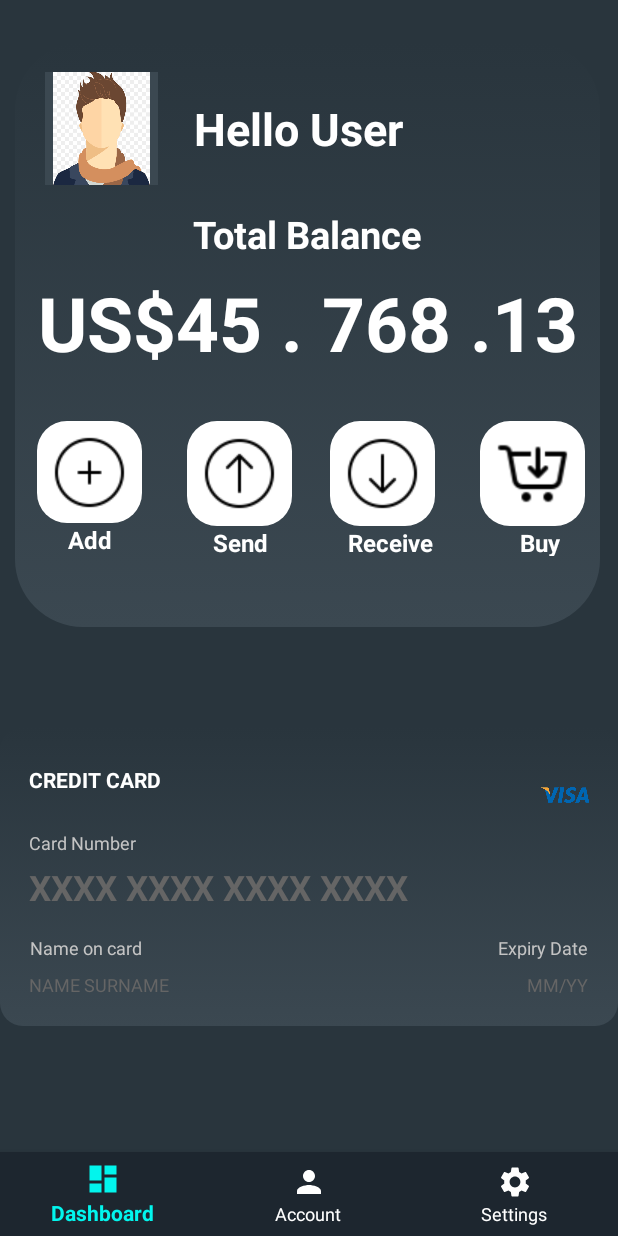
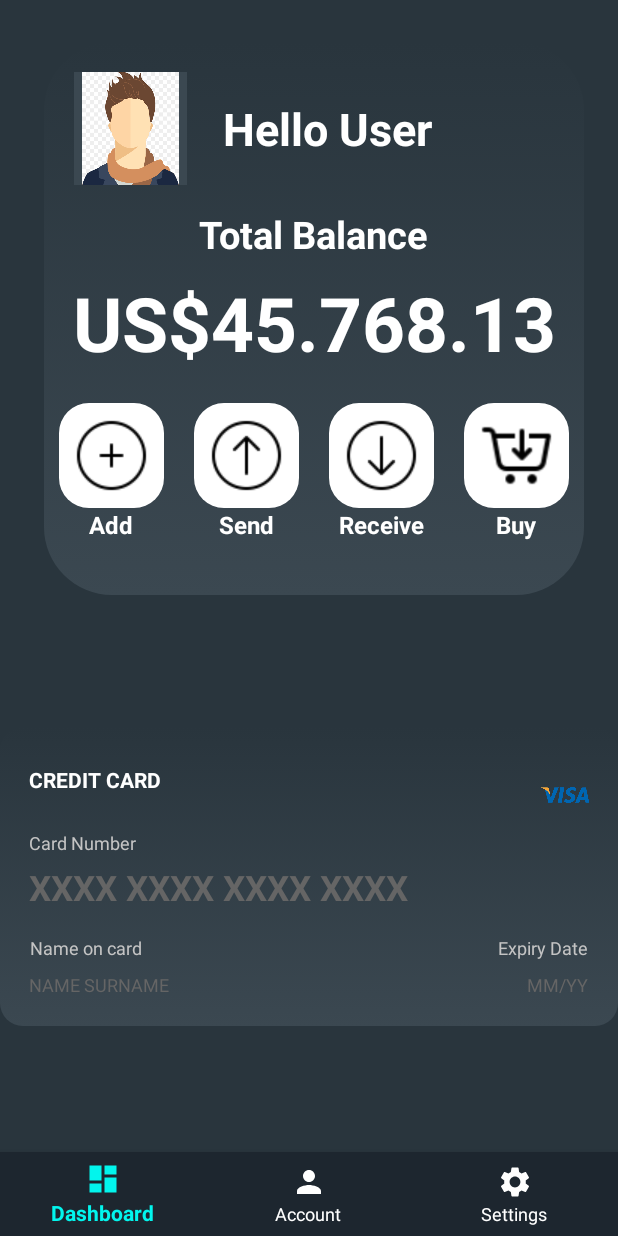
Before and after one commit to littleNightK/CoinView, an Android app: the layout after_login_fragment.xml on its own in the app's theme, with its tools: preview values and no code run, on a phone screen of 412 x 824 dp. Run offline under Robolectric (Android 15) with nearby library versions, the phone set to English and light mode, and no system bars.

Commit message:
minor layout changes

```diff
--- a/app/src/main/res/layout/after_login_fragment.xml
+++ b/app/src/main/res/layout/after_login_fragment.xml
@@ -27,8 +27,8 @@
             android:visibility="visible">
 
             <androidx.constraintlayout.widget.ConstraintLayout
-                android:layout_width="390dp"
-                android:layout_height="390dp">
+                android:layout_width="match_parent"
+                android:layout_height="match_parent">
 
                 <ImageView
 
@@ -81,7 +81,7 @@
                     android:layout_width="wrap_content"
                     android:layout_height="wrap_content"
                     android:layout_marginTop="8dp"
-                    android:text="US$45 . 768 .13"
+                    android:text="US$45.768.13"
                     android:textColor="@color/white"
                     android:textSize="50sp"
                     android:textStyle="bold"
@@ -104,8 +104,8 @@
                     app:layout_constraintTop_toBottomOf="@+id/textView14">
 
                     <LinearLayout
-                        android:layout_width="80dp"
-                        android:layout_height="90dp"
+                        android:layout_width="wrap_content"
+                        android:layout_height="wrap_content"
                         android:layout_marginHorizontal="10dp"
                         android:layout_marginVertical="20dp"
                         android:orientation="vertical">
@@ -146,8 +146,8 @@
                     </LinearLayout>
 
                     <LinearLayout
-                        android:layout_width="80dp"
-                        android:layout_height="90dp"
+                        android:layout_width="wrap_content"
+                        android:layout_height="wrap_content"
                         android:layout_marginHorizontal="10dp"
                         android:layout_marginVertical="20dp"
                         android:orientation="vertical">
@@ -188,8 +188,8 @@
                     </LinearLayout>
 
                     <LinearLayout
-                        android:layout_width="80dp"
-                        android:layout_height="90dp"
+                        android:layout_width="wrap_content"
+                        android:layout_height="wrap_content"
                         android:layout_marginHorizontal="10dp"
                         android:layout_marginVertical="20dp"
                         android:orientation="vertical">
@@ -229,8 +229,8 @@
                     </LinearLayout>
 
                     <LinearLayout
-                        android:layout_width="80dp"
-                        android:layout_height="90dp"
+                        android:layout_width="wrap_content"
+                        android:layout_height="wrap_content"
                         android:layout_marginHorizontal="10dp"
                         android:layout_marginVertical="20dp"
                         android:orientation="vertical">
--- a/app/src/main/res/layout/fragment_dashboard.xml
+++ b/app/src/main/res/layout/fragment_dashboard.xml
@@ -27,7 +27,6 @@
         app:layout_constraintEnd_toEndOf="parent"
         app:layout_constraintTop_toTopOf="parent" />
 
-    <!-- RecyclerView for displaying cryptocurrency items -->
     <ImageView
         android:id="@+id/notificationIcon"
         android:layout_width="38dp"
@@ -49,6 +48,7 @@
         app:layout_constraintStart_toStartOf="parent"
         app:layout_constraintTop_toBottomOf="@+id/searchButton" />
 
+    <!-- RecyclerView for displaying cryptocurrency items -->
     <androidx.recyclerview.widget.RecyclerView
         android:id="@+id/cryptoRecyclerView"
         android:layout_width="match_parent"
--- a/app/src/main/res/layout/login_tab_fragment.xml
+++ b/app/src/main/res/layout/login_tab_fragment.xml
@@ -23,6 +23,7 @@
         app:layout_constraintStart_toStartOf="parent"
         app:layout_constraintTop_toTopOf="parent"
         android:inputType="textPersonName"
+        android:textColor="@color/white"
         />
 
 
@@ -43,6 +44,7 @@
         app:layout_constraintStart_toStartOf="parent"
         app:layout_constraintTop_toBottomOf="@+id/gmail"
         android:inputType="textPassword"
+        android:textColor="@color/white"
         />
 
     <Button
--- a/app/src/main/res/layout/signup_tab_fragment.xml
+++ b/app/src/main/res/layout/signup_tab_fragment.xml
@@ -18,6 +18,7 @@
         android:paddingTop="10dp"
         android:paddingBottom="10dp"
         android:layout_margin="20dp"
+        android:textColor="@color/white"
         app:layout_constraintBottom_toBottomOf="parent"
         app:layout_constraintEnd_toEndOf="parent"
         app:layout_constraintStart_toStartOf="parent"
@@ -33,6 +34,7 @@
         android:paddingTop="10dp"
         android:paddingBottom="10dp"
         android:layout_margin="20dp"
+        android:textColor="@color/white"
         app:layout_constraintEnd_toEndOf="parent"
         app:layout_constraintHeight_percent=".8"
         app:layout_constraintHorizontal_bias=".5"
@@ -50,6 +52,7 @@
         android:paddingTop="10dp"
         android:paddingBottom="10dp"
         android:inputType="textPassword"
+        android:textColor="@color/white"
         app:layout_constraintEnd_toEndOf="parent"
         app:layout_constraintHeight_percent=".8"
         app:layout_constraintHorizontal_bias=".5"
@@ -67,6 +70,7 @@
         android:paddingTop="10dp"
         android:paddingBottom="10dp"
         android:inputType="textPassword"
+        android:textColor="@color/white"
         app:layout_constraintEnd_toEndOf="parent"
         app:layout_constraintHeight_percent=".8"
         app:layout_constraintHorizontal_bias=".5"
@@ -94,7 +98,6 @@
         android:backgroundTint="@color/background"
         android:text="Back"
         android:textColor="@color/white"
-
         android:textSize="16sp"
         app:layout_constraintStart_toStartOf="parent"
         app:layout_constraintTop_toTopOf="parent" />
```
